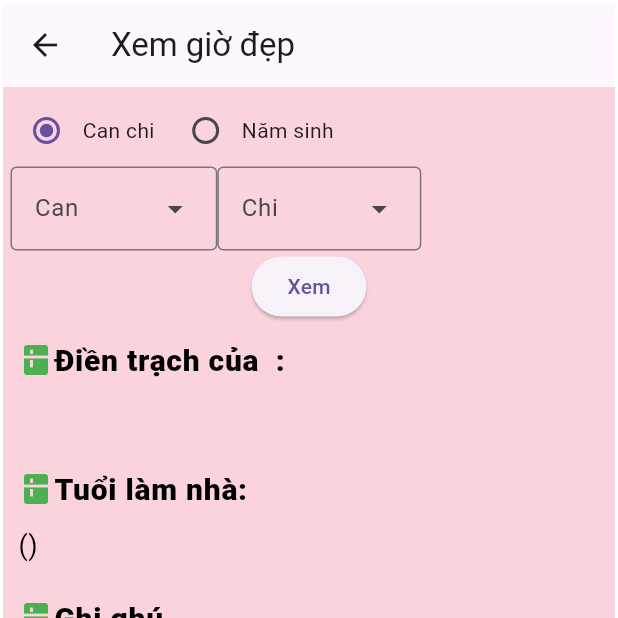
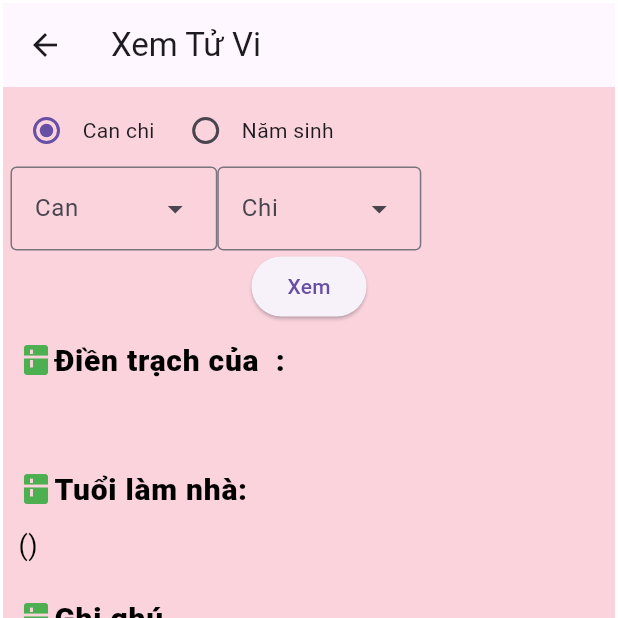
Before and after one commit to congduan2811/mobile_giamkichsan, a Flutter app: the ProfilePerson screen opened directly, on a phone screen of 412 x 824 dp, the top half of it. Run offline on Flutter 3.47's test engine with Material 3 defaults, Android fonts, the phone set to English and light mode, and no system bars; network calls fail.

Commit message:
change tẽxt

```diff
--- a/lib/pages/physiognomy/besthour.dart
+++ b/lib/pages/physiognomy/besthour.dart
@@ -33,6 +33,7 @@ class _BesthourHomeState extends State<BesthourHome> {
   TextEditingController thang = TextEditingController();
   TextEditingController nam = TextEditingController();
   TextEditingController timmer = TextEditingController();
+  DateTime timeIniti = DateTime.now();
   @override
   Widget build(BuildContext context) {
     return Container(
@@ -108,7 +109,7 @@ class _BesthourHomeState extends State<BesthourHome> {
                 DropdownMenuEntry(value: "29", label: "29"),
                 DropdownMenuEntry(value: "30", label: "30"),
               ],
-              initialSelection: "01",
+              initialSelection: timeIniti.day.toString(),
               label: Text('Ngày'),
               textStyle: TextStyle(color: Colors.black),
               controller: ngay,
--- a/lib/pages/physiognomy/profile-person.dart
+++ b/lib/pages/physiognomy/profile-person.dart
@@ -13,7 +13,7 @@ class ProfilePerson extends StatelessWidget {
         padding: const EdgeInsets.all(2.0),
         child: Scaffold(
             appBar: AppBar(
-              title: Text('Xem giờ đẹp'),
+              title: Text('Xem Tử Vi'),
             ),
             body: ProfilePersionMain()));
   }
--- a/lib/pages/physiognomy/weather-future.dart
+++ b/lib/pages/physiognomy/weather-future.dart
@@ -24,7 +24,7 @@ class WeatherFuture extends StatelessWidget {
         padding: const EdgeInsets.all(2.0),
         child: Scaffold(
             appBar: AppBar(
-              title: Text('Thoi tiet'),
+              title: Text('Thời Tiết'),
             ),
             body: WeatherFutureHome(
               months: months,
```
